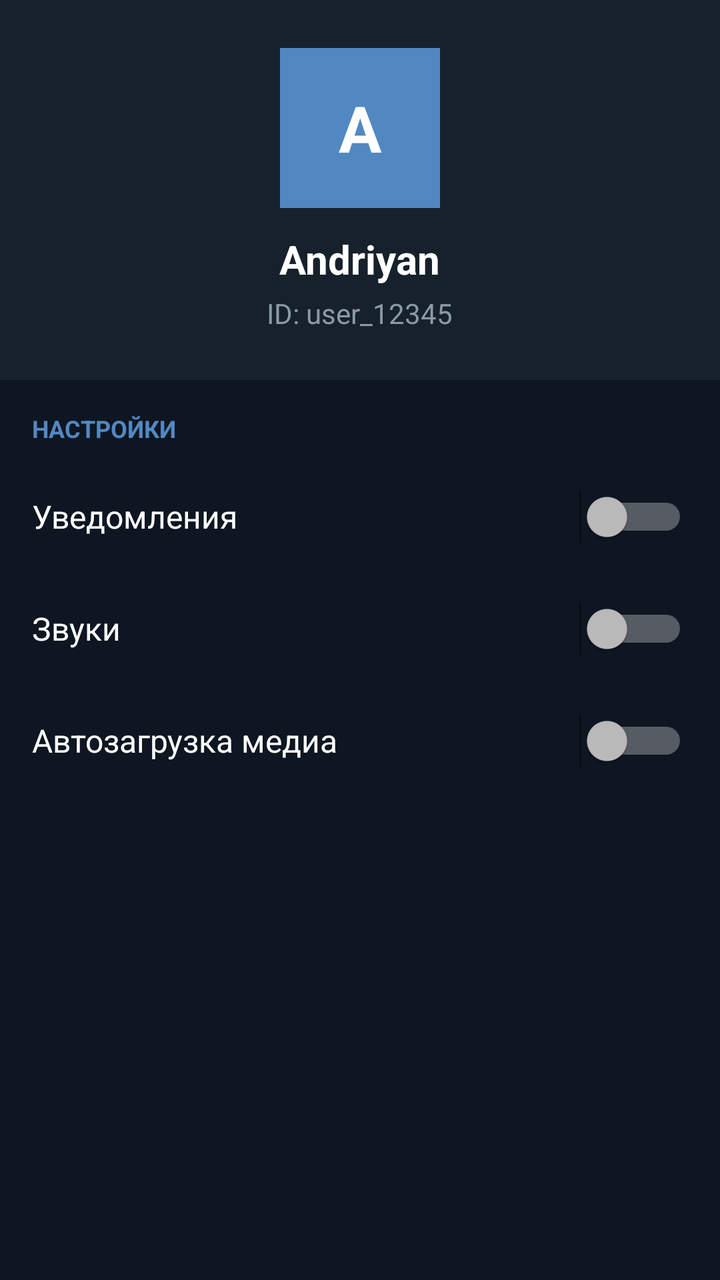
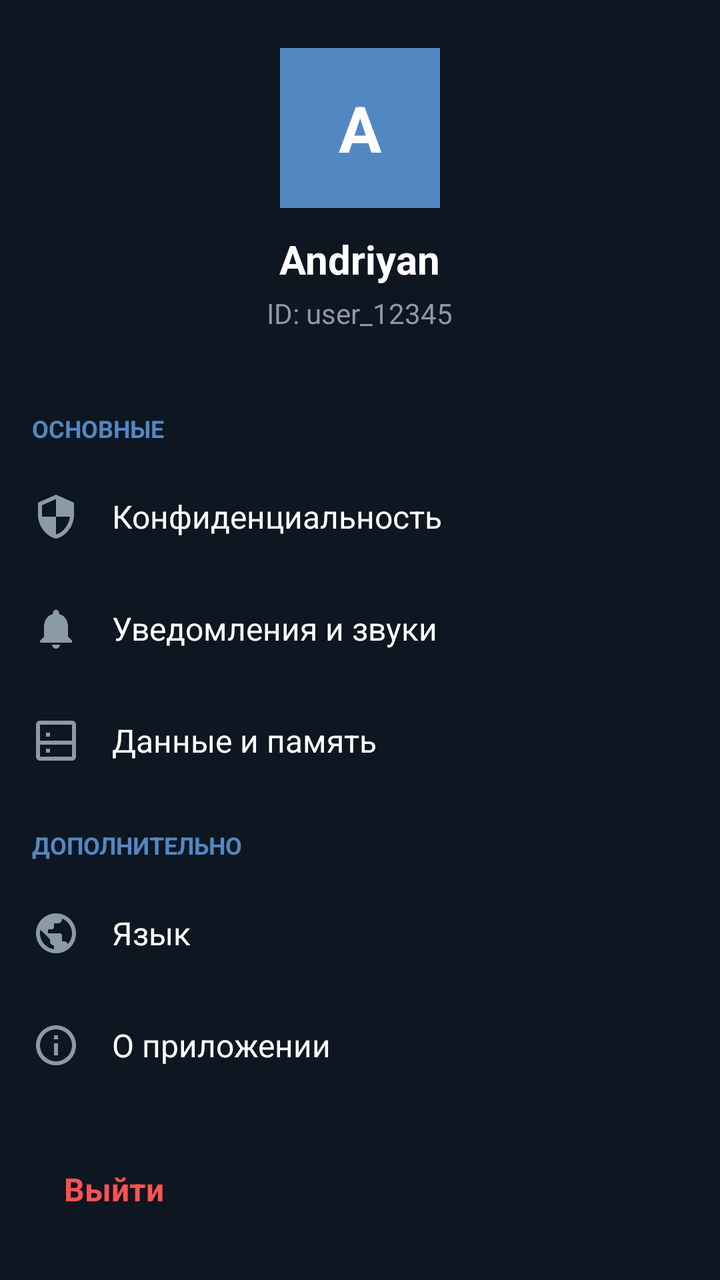

Compare the two renders of this Android layout. The source of the first and the diff that turns it into the second are given below.
<!-- AndroidManifest.xml: application theme Theme.Almanac -->
<!-- res/layout/activity_settings.xml -->
<?xml version="1.0" encoding="utf-8"?>
<ScrollView xmlns:android="http://schemas.android.com/apk/res/android"
    android:layout_width="match_parent"
    android:layout_height="match_parent"
    android:background="#0E1621"
    android:scrollbars="none">

    <LinearLayout
        android:layout_width="match_parent"
        android:layout_height="wrap_content"
        android:orientation="vertical"
        android:paddingBottom="24dp">

        <LinearLayout
            android:layout_width="match_parent"
            android:layout_height="wrap_content"
            android:background="#17212B"
            android:gravity="center"
            android:orientation="vertical"
            android:padding="24dp">

            <TextView
                android:layout_width="80dp" android:layout_height="80dp"
                android:background="#5288C1" android:gravity="center"
                android:text="A" android:textColor="#FFFFFF" android:textSize="32sp" android:textStyle="bold" />

            <TextView
                android:layout_width="wrap_content" android:layout_height="wrap_content"
                android:layout_marginTop="12dp" android:text="Andriyan"
                android:textColor="#FFFFFF" android:textSize="20sp" android:textStyle="bold" />

            <TextView
                android:id="@+id/tvProfileId"
                android:layout_width="wrap_content" android:layout_height="wrap_content"
                android:layout_marginTop="4dp" android:text="ID: user_12345"
                android:textColor="#8B9BA5" android:textSize="14sp" />
        </LinearLayout>

        <TextView
            android:layout_width="match_parent" android:layout_height="wrap_content"
            android:paddingStart="16dp" android:paddingTop="16dp" android:paddingBottom="8dp"
            android:text="НАСТРОЙКИ" android:textColor="#5288C1" android:textSize="12sp" android:textStyle="bold" />

        <Switch
            android:id="@+id/switchNotifications"
            android:layout_width="match_parent" android:layout_height="56dp"
            android:paddingStart="16dp" android:paddingEnd="16dp"
            android:text="Уведомления" android:textColor="#FFFFFF" android:textSize="16sp" />

        <Switch
            android:id="@+id/switchSounds"
            android:layout_width="match_parent" android:layout_height="56dp"
            android:paddingStart="16dp" android:paddingEnd="16dp"
            android:text="Звуки" android:textColor="#FFFFFF" android:textSize="16sp" />

        <Switch
            android:id="@+id/switchMediaAuto"
            android:layout_width="match_parent" android:layout_height="56dp"
            android:paddingStart="16dp" android:paddingEnd="16dp"
            android:text="Автозагрузка медиа" android:textColor="#FFFFFF" android:textSize="16sp" />
    </LinearLayout>
</ScrollView>
<!-- resources referenced by this layout -->
<resources>
  <style name="Theme.Almanac" parent="Theme.AppCompat">
          <item name="colorPrimary">#1E1E1E</item>
          <item name="colorPrimaryDark">#121212</item>
          <item name="colorAccent">#5288C1</item>
          <item name="android:windowBackground">#121212</item>
      </style>
</resources>

<!-- the commit's change to res/layout/activity_settings.xml (unified diff, before → after) -->
@@ -4,7 +4,6 @@
     android:layout_height="match_parent"
     android:background="#0E1621"
     android:scrollbars="none">
-
     <LinearLayout
         android:layout_width="match_parent"
         android:layout_height="wrap_content"
@@ -12,19 +11,23 @@
         android:paddingBottom="24dp">
 
         <LinearLayout
+            android:id="@+id/profileHeader"
             android:layout_width="match_parent"
             android:layout_height="wrap_content"
-            android:background="#17212B"
+            android:background="?android:attr/selectableItemBackground"
             android:gravity="center"
             android:orientation="vertical"
-            android:padding="24dp">
+            android:padding="24dp"
+            android:clickable="true" android:focusable="true">
 
             <TextView
+                android:id="@+id/profileAvatar"
                 android:layout_width="80dp" android:layout_height="80dp"
                 android:background="#5288C1" android:gravity="center"
                 android:text="A" android:textColor="#FFFFFF" android:textSize="32sp" android:textStyle="bold" />
 
             <TextView
+                android:id="@+id/profileName"
                 android:layout_width="wrap_content" android:layout_height="wrap_content"
                 android:layout_marginTop="12dp" android:text="Andriyan"
                 android:textColor="#FFFFFF" android:textSize="20sp" android:textStyle="bold" />
@@ -36,27 +39,83 @@
                 android:textColor="#8B9BA5" android:textSize="14sp" />
         </LinearLayout>
 
-        <TextView
-            android:layout_width="match_parent" android:layout_height="wrap_content"
+        <TextView android:layout_width="match_parent" android:layout_height="wrap_content"
             android:paddingStart="16dp" android:paddingTop="16dp" android:paddingBottom="8dp"
-            android:text="НАСТРОЙКИ" android:textColor="#5288C1" android:textSize="12sp" android:textStyle="bold" />
+            android:text="ОСНОВНЫЕ" android:textColor="#5288C1" android:textSize="12sp" android:textStyle="bold" />
 
-        <Switch
-            android:id="@+id/switchNotifications"
+        <LinearLayout android:id="@+id/itemPrivacy"
             android:layout_width="match_parent" android:layout_height="56dp"
-            android:paddingStart="16dp" android:paddingEnd="16dp"
-            android:text="Уведомления" android:textColor="#FFFFFF" android:textSize="16sp" />
+            android:background="?android:attr/selectableItemBackground" android:gravity="center_vertical"
+            android:orientation="horizontal" android:paddingStart="16dp" android:paddingEnd="16dp"
+            android:clickable="true" android:focusable="true">
+            <ImageView android:layout_width="24dp" android:layout_height="24dp"
+                android:src="@drawable/ic_security" android:tint="#8B9BA5" />
+            <TextView android:layout_width="0dp" android:layout_height="wrap_content" android:layout_weight="1"
+                android:layout_marginStart="16dp" android:text="@string/settings_privacy"
+                android:textColor="#FFFFFF" android:textSize="16sp" />
+        </LinearLayout>
 
-        <Switch
-            android:id="@+id/switchSounds"
+        <LinearLayout android:id="@+id/itemNotifications"
             android:layout_width="match_parent" android:layout_height="56dp"
-            android:paddingStart="16dp" android:paddingEnd="16dp"
-            android:text="Звуки" android:textColor="#FFFFFF" android:textSize="16sp" />
+            android:background="?android:attr/selectableItemBackground" android:gravity="center_vertical"
+            android:orientation="horizontal" android:paddingStart="16dp" android:paddingEnd="16dp"
+            android:clickable="true" android:focusable="true">
+            <ImageView android:layout_width="24dp" android:layout_height="24dp"
+                android:src="@drawable/ic_notifications" android:tint="#8B9BA5" />
+            <TextView android:layout_width="0dp" android:layout_height="wrap_content" android:layout_weight="1"
+                android:layout_marginStart="16dp" android:text="@string/settings_notifications"
+                android:textColor="#FFFFFF" android:textSize="16sp" />
+        </LinearLayout>
 
-        <Switch
-            android:id="@+id/switchMediaAuto"
+        <LinearLayout android:id="@+id/itemStorage"
             android:layout_width="match_parent" android:layout_height="56dp"
-            android:paddingStart="16dp" android:paddingEnd="16dp"
-            android:text="Автозагрузка медиа" android:textColor="#FFFFFF" android:textSize="16sp" />
+            android:background="?android:attr/selectableItemBackground" android:gravity="center_vertical"
+            android:orientation="horizontal" android:paddingStart="16dp" android:paddingEnd="16dp"
+            android:clickable="true" android:focusable="true">
+            <ImageView android:layout_width="24dp" android:layout_height="24dp"
+                android:src="@drawable/ic_storage" android:tint="#8B9BA5" />
+            <TextView android:layout_width="0dp" android:layout_height="wrap_content" android:layout_weight="1"
+                android:layout_marginStart="16dp" android:text="@string/settings_storage"
+                android:textColor="#FFFFFF" android:textSize="16sp" />
+        </LinearLayout>
+
+        <TextView android:layout_width="match_parent" android:layout_height="wrap_content"
+            android:paddingStart="16dp" android:paddingTop="16dp" android:paddingBottom="8dp"
+            android:text="ДОПОЛНИТЕЛЬНО" android:textColor="#5288C1" android:textSize="12sp" android:textStyle="bold" />
+
+        <LinearLayout android:id="@+id/itemLanguage"
+            android:layout_width="match_parent" android:layout_height="56dp"
+            android:background="?android:attr/selectableItemBackground" android:gravity="center_vertical"
+            android:orientation="horizontal" android:paddingStart="16dp" android:paddingEnd="16dp"
+            android:clickable="true" android:focusable="true">
+            <ImageView android:layout_width="24dp" android:layout_height="24dp"
+                android:src="@drawable/ic_globe" android:tint="#8B9BA5" />
+            <TextView android:layout_width="0dp" android:layout_height="wrap_content" android:layout_weight="1"
+                android:layout_marginStart="16dp" android:text="@string/settings_language"
+                android:textColor="#FFFFFF" android:textSize="16sp" />
+        </LinearLayout>
+
+        <LinearLayout android:id="@+id/itemAbout"
+            android:layout_width="match_parent" android:layout_height="56dp"
+            android:background="?android:attr/selectableItemBackground" android:gravity="center_vertical"
+            android:orientation="horizontal" android:paddingStart="16dp" android:paddingEnd="16dp"
+            android:clickable="true" android:focusable="true">
+            <ImageView android:layout_width="24dp" android:layout_height="24dp"
+                android:src="@drawable/ic_info" android:tint="#8B9BA5" />
+            <TextView android:layout_width="0dp" android:layout_height="wrap_content" android:layout_weight="1"
+                android:layout_marginStart="16dp" android:text="@string/settings_about"
+                android:textColor="#FFFFFF" android:textSize="16sp" />
+        </LinearLayout>
+
+        <LinearLayout android:id="@+id/itemLogout"
+            android:layout_width="match_parent" android:layout_height="56dp"
+            android:background="?android:attr/selectableItemBackground" android:gravity="center_vertical"
+            android:orientation="horizontal" android:paddingStart="16dp" android:paddingEnd="16dp"
+            android:layout_marginTop="16dp"
+            android:clickable="true" android:focusable="true">
+            <TextView android:layout_width="0dp" android:layout_height="wrap_content" android:layout_weight="1"
+                android:layout_marginStart="16dp" android:text="@string/settings_logout"
+                android:textColor="#FF5252" android:textSize="16sp" android:textStyle="bold" />
+        </LinearLayout>
     </LinearLayout>
 </ScrollView>
<!-- resource entries referenced after the edit -->
@@ -1,5 +1,31 @@
 <!-- resources referenced by this layout -->
 <resources>
+  <!-- drawable ic_globe (drawable) -->
+  <vector xmlns:android="http://schemas.android.com/apk/res/android" android:width="24dp" android:height="24dp" android:viewportWidth="24" android:viewportHeight="24">
+      <path android:fillColor="#FFFFFF" android:pathData="M12,2C6.48,2 2,6.48 2,12s4.48,10 10,10 10,-4.48 10,-10S17.52,2 12,2zM11,19.93c-3.95,-0.49 -7,-3.85 -7,-7.93 0,-0.62 0.08,-1.21 0.21,-1.79L9,15v1c0,1.1 0.9,2 2,2v1.93zM17.9,17.39c-0.26,-0.81 -1,-1.39 -1.9,-1.39h-1v-3c0,-0.55 -0.45,-1 -1,-1L8,12v-2h2c0.55,0 1,-0.45 1,-1L11,7h2c1.1,0 2,-0.9 2,-2v-0.41c2.93,1.19 5,4.06 5,7.41 0,2.08 -0.8,3.97 -2.1,5.39z"/>
+  </vector>
+  <!-- drawable ic_info (drawable) -->
+  <vector xmlns:android="http://schemas.android.com/apk/res/android" android:width="24dp" android:height="24dp" android:viewportWidth="24" android:viewportHeight="24">
+      <path android:fillColor="#FFFFFF" android:pathData="M11,7h2v2h-2zM11,11h2v6h-2zM12,2C6.48,2 2,6.48 2,12s4.48,10 10,10 10,-4.48 10,-10S17.52,2 12,2zM12,20c-4.41,0 -8,-3.59 -8,-8s3.59,-8 8,-8 8,3.59 8,8 -3.59,8 -8,8z"/>
+  </vector>
+  <!-- drawable ic_notifications (drawable) -->
+  <vector xmlns:android="http://schemas.android.com/apk/res/android" android:width="24dp" android:height="24dp" android:viewportWidth="24" android:viewportHeight="24">
+      <path android:fillColor="#FFFFFF" android:pathData="M12,22c1.1,0 2,-0.9 2,-2h-4c0,1.1 0.89,2 2,2zM18,16v-5c0,-3.07 -1.64,-5.64 -4.5,-6.32L13.5,4c0,-0.83 -0.67,-1.5 -1.5,-1.5s-1.5,0.67 -1.5,1.5v0.68C7.63,5.36 6,7.92 6,11v5l-2,2v1h16v-1l-2,-2z"/>
+  </vector>
+  <!-- drawable ic_security (drawable) -->
+  <vector xmlns:android="http://schemas.android.com/apk/res/android" android:width="24dp" android:height="24dp" android:viewportWidth="24" android:viewportHeight="24">
+      <path android:fillColor="#FFFFFF" android:pathData="M12,1L3,5v6c0,5.55 3.84,10.74 9,12 5.16,-1.26 9,-6.45 9,-12L21,5l-9,-4zM12,11.99h7c-0.53,4.12 -3.28,7.79 -7,8.94L12,12L5,12L5,6.3l7,-3.11v8.8z"/>
+  </vector>
+  <!-- drawable ic_storage (drawable) -->
+  <vector xmlns:android="http://schemas.android.com/apk/res/android" android:width="24dp" android:height="24dp" android:viewportWidth="24" android:viewportHeight="24">
+      <path android:fillColor="#FFFFFF" android:pathData="M20,2H4C2.9,2 2,2.9 2,4v16c0,1.1 0.9,2 2,2h16c1.1,0 2,-0.9 2,-2V4C22,2.9 21.1,2 20,2zM20,20H4v-6h16v6zM20,12H4V4h16v8zM7,16h2v2H7V16zM7,8h2v2H7V8z"/>
+  </vector>
+  <string name="settings_about">О приложении</string>
+  <string name="settings_language">Язык</string>
+  <string name="settings_logout">Выйти</string>
+  <string name="settings_notifications">Уведомления и звуки</string>
+  <string name="settings_privacy">Конфиденциальность</string>
+  <string name="settings_storage">Данные и память</string>
   <style name="Theme.Almanac" parent="Theme.AppCompat">
           <item name="colorPrimary">#1E1E1E</item>
           <item name="colorPrimaryDark">#121212</item>
